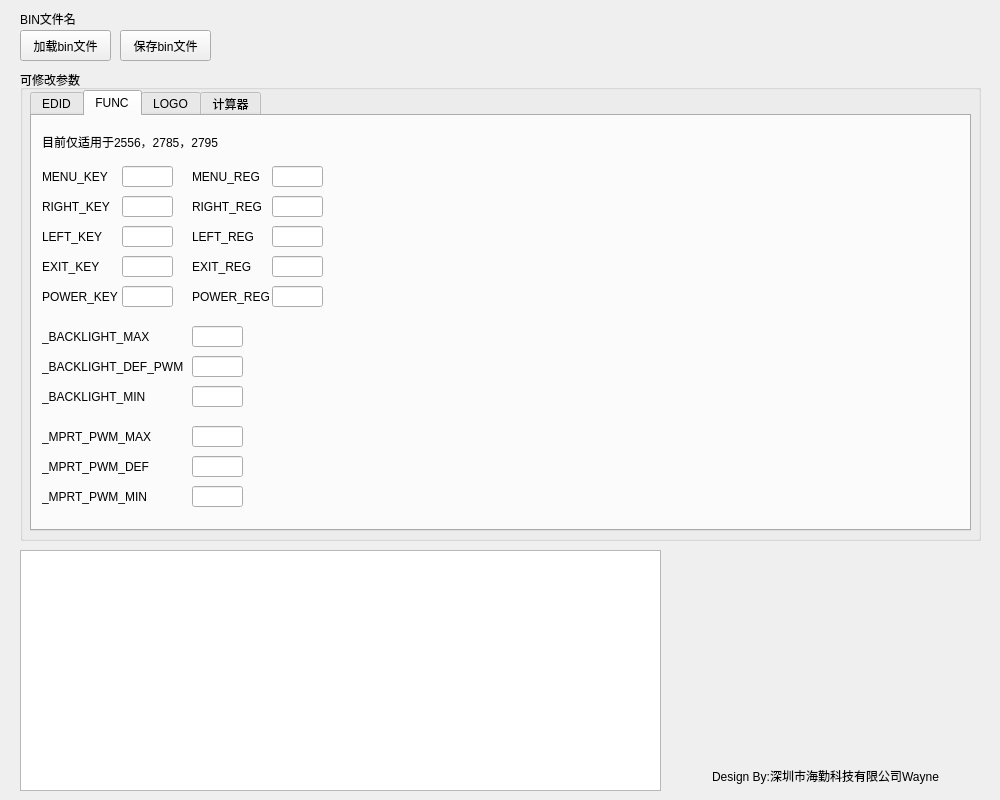
Old version of the form hk_bin_tool.ui in the repository wayneso/HK_BIN_TOOL.
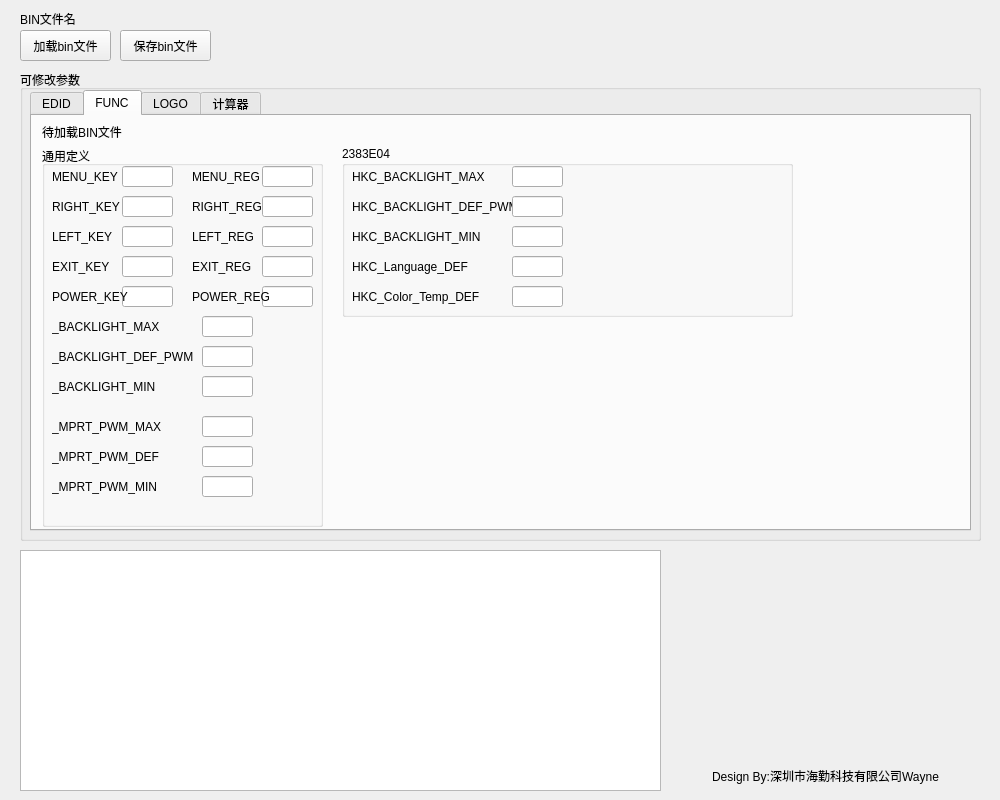
New version of the form. The open tabs and pages were chosen to show the change.

The edit to the form file:
```diff
--- a/hk_bin_tool.ui
+++ b/hk_bin_tool.ui
@@ -629,32 +629,294 @@
       <property name="geometry">
        <rect>
         <x>10</x>
-        <y>10</y>
+        <y>0</y>
         <width>911</width>
         <height>31</height>
        </rect>
       </property>
       <property name="text">
-       <string>目前仅适用于2556，2785，2795</string>
+       <string>待加载BIN文件</string>
       </property>
      </widget>
-     <widget class="QLabel" name="label_12">
+     <widget class="QGroupBox" name="groupBox_6">
       <property name="geometry">
        <rect>
+        <x>310</x>
+        <y>30</y>
+        <width>451</width>
+        <height>171</height>
+       </rect>
+      </property>
+      <property name="title">
+       <string>2383E04</string>
+      </property>
+      <widget class="QLineEdit" name="HKC_BACKLIGHT_MIN">
+       <property name="geometry">
+        <rect>
+         <x>170</x>
+         <y>80</y>
+         <width>51</width>
+         <height>21</height>
+        </rect>
+       </property>
+      </widget>
+      <widget class="QLabel" name="label_52">
+       <property name="geometry">
+        <rect>
         <x>10</x>
         <y>50</y>
+         <width>161</width>
+         <height>21</height>
+        </rect>
+       </property>
+       <property name="text">
+        <string>HKC_BACKLIGHT_DEF_PWM</string>
+       </property>
+      </widget>
+      <widget class="QLabel" name="label_39">
+       <property name="geometry">
+        <rect>
+         <x>10</x>
+         <y>20</y>
+         <width>141</width>
+         <height>21</height>
+        </rect>
+       </property>
+       <property name="text">
+        <string>HKC_BACKLIGHT_MAX</string>
+       </property>
+      </widget>
+      <widget class="QLineEdit" name="HKC_BACKLIGHT_MAX">
+       <property name="geometry">
+        <rect>
+         <x>170</x>
+         <y>20</y>
+         <width>51</width>
+         <height>21</height>
+        </rect>
+       </property>
+      </widget>
+      <widget class="QLabel" name="label_51">
+       <property name="geometry">
+        <rect>
+         <x>10</x>
+         <y>80</y>
+         <width>141</width>
+         <height>21</height>
+        </rect>
+       </property>
+       <property name="text">
+        <string>HKC_BACKLIGHT_MIN</string>
+       </property>
+      </widget>
+      <widget class="QLineEdit" name="HKC_BACKLIGHT_DEF_PWM">
+       <property name="geometry">
+        <rect>
+         <x>170</x>
+         <y>50</y>
+         <width>51</width>
+         <height>21</height>
+        </rect>
+       </property>
+      </widget>
+      <widget class="QLabel" name="label_53">
+       <property name="geometry">
+        <rect>
+         <x>10</x>
+         <y>110</y>
+         <width>141</width>
+         <height>21</height>
+        </rect>
+       </property>
+       <property name="text">
+        <string>HKC_Language_DEF</string>
+       </property>
+      </widget>
+      <widget class="QLineEdit" name="HKC_Language_DEF">
+       <property name="geometry">
+        <rect>
+         <x>170</x>
+         <y>110</y>
+         <width>51</width>
+         <height>21</height>
+        </rect>
+       </property>
+      </widget>
+      <widget class="QLabel" name="label_54">
+       <property name="geometry">
+        <rect>
+         <x>10</x>
+         <y>140</y>
+         <width>141</width>
+         <height>21</height>
+        </rect>
+       </property>
+       <property name="text">
+        <string>HKC_Color_Temp_DEF</string>
+       </property>
+      </widget>
+      <widget class="QLineEdit" name="HKC_Color_Temp_DEF">
+       <property name="geometry">
+        <rect>
+         <x>170</x>
+         <y>140</y>
+         <width>51</width>
+         <height>21</height>
+        </rect>
+       </property>
+      </widget>
+     </widget>
+     <widget class="QGroupBox" name="groupBox_7">
+      <property name="geometry">
+       <rect>
+        <x>10</x>
+        <y>30</y>
+        <width>281</width>
+        <height>381</height>
+       </rect>
+      </property>
+      <property name="title">
+       <string>通用定义</string>
+      </property>
+      <widget class="QLineEdit" name="POWER_KEY">
+       <property name="geometry">
+        <rect>
+         <x>80</x>
+         <y>140</y>
+         <width>51</width>
+         <height>21</height>
+        </rect>
+       </property>
+      </widget>
+      <widget class="QLineEdit" name="EXIT_KEY">
+       <property name="geometry">
+        <rect>
+         <x>80</x>
+         <y>110</y>
+         <width>51</width>
+         <height>21</height>
+        </rect>
+       </property>
+      </widget>
+      <widget class="QLabel" name="label_15">
+       <property name="geometry">
+        <rect>
+         <x>10</x>
+         <y>110</y>
         <width>81</width>
         <height>21</height>
        </rect>
       </property>
       <property name="text">
-       <string>MENU_KEY</string>
+        <string>EXIT_KEY</string>
+       </property>
+      </widget>
+      <widget class="QLineEdit" name="POWER_REG">
+       <property name="geometry">
+        <rect>
+         <x>220</x>
+         <y>140</y>
+         <width>51</width>
+         <height>21</height>
+        </rect>
+       </property>
+      </widget>
+      <widget class="QLabel" name="label_20">
+       <property name="geometry">
+        <rect>
+         <x>150</x>
+         <y>50</y>
+         <width>81</width>
+         <height>21</height>
+        </rect>
+       </property>
+       <property name="text">
+        <string>RIGHT_REG</string>
       </property>
      </widget>
      <widget class="QLineEdit" name="MENU_KEY">
       <property name="geometry">
        <rect>
-        <x>90</x>
+         <x>80</x>
+         <y>20</y>
+         <width>51</width>
+         <height>21</height>
+        </rect>
+       </property>
+      </widget>
+      <widget class="QLineEdit" name="EXIT_REG">
+       <property name="geometry">
+        <rect>
+         <x>220</x>
+         <y>110</y>
+         <width>51</width>
+         <height>21</height>
+        </rect>
+       </property>
+      </widget>
+      <widget class="QLabel" name="label_21">
+       <property name="geometry">
+        <rect>
+         <x>150</x>
+         <y>80</y>
+         <width>81</width>
+         <height>21</height>
+        </rect>
+       </property>
+       <property name="text">
+        <string>LEFT_REG</string>
+       </property>
+      </widget>
+      <widget class="QLineEdit" name="RIGHT_KEY">
+       <property name="geometry">
+        <rect>
+         <x>80</x>
+         <y>50</y>
+         <width>51</width>
+         <height>21</height>
+        </rect>
+       </property>
+      </widget>
+      <widget class="QLabel" name="label_19">
+       <property name="geometry">
+        <rect>
+         <x>150</x>
+         <y>140</y>
+         <width>81</width>
+         <height>21</height>
+        </rect>
+       </property>
+       <property name="text">
+        <string>POWER_REG</string>
+       </property>
+      </widget>
+      <widget class="QLineEdit" name="LEFT_REG">
+       <property name="geometry">
+        <rect>
+         <x>220</x>
+         <y>80</y>
+         <width>51</width>
+         <height>21</height>
+        </rect>
+       </property>
+      </widget>
+      <widget class="QLabel" name="label_18">
+       <property name="geometry">
+        <rect>
+         <x>150</x>
+         <y>110</y>
+         <width>81</width>
+         <height>21</height>
+        </rect>
+       </property>
+       <property name="text">
+        <string>EXIT_REG</string>
+       </property>
+      </widget>
+      <widget class="QLineEdit" name="RIGHT_REG">
+       <property name="geometry">
+        <rect>
+         <x>220</x>
         <y>50</y>
         <width>51</width>
         <height>21</height>
@@ -665,7 +927,7 @@
       <property name="geometry">
        <rect>
         <x>10</x>
-        <y>80</y>
+         <y>50</y>
         <width>81</width>
         <height>21</height>
        </rect>
@@ -674,11 +936,11 @@
        <string>RIGHT_KEY</string>
       </property>
      </widget>
-     <widget class="QLineEdit" name="RIGHT_KEY">
+      <widget class="QLineEdit" name="MENU_REG">
       <property name="geometry">
        <rect>
-        <x>90</x>
-        <y>80</y>
+         <x>220</x>
+         <y>20</y>
         <width>51</width>
         <height>21</height>
        </rect>
@@ -688,7 +950,7 @@
       <property name="geometry">
        <rect>
         <x>10</x>
-        <y>110</y>
+         <y>80</y>
         <width>81</width>
         <height>21</height>
        </rect>
@@ -697,44 +959,11 @@
        <string>LEFT_KEY</string>
       </property>
      </widget>
-     <widget class="QLineEdit" name="LEFT_KEY">
-      <property name="geometry">
-       <rect>
-        <x>90</x>
-        <y>110</y>
-        <width>51</width>
-        <height>21</height>
-       </rect>
-      </property>
-     </widget>
-     <widget class="QLabel" name="label_15">
-      <property name="geometry">
-       <rect>
-        <x>10</x>
-        <y>140</y>
-        <width>81</width>
-        <height>21</height>
-       </rect>
-      </property>
-      <property name="text">
-       <string>EXIT_KEY</string>
-      </property>
-     </widget>
-     <widget class="QLineEdit" name="EXIT_KEY">
-      <property name="geometry">
-       <rect>
-        <x>90</x>
-        <y>140</y>
-        <width>51</width>
-        <height>21</height>
-       </rect>
-      </property>
-     </widget>
      <widget class="QLabel" name="label_16">
       <property name="geometry">
        <rect>
         <x>10</x>
-        <y>170</y>
+         <y>140</y>
         <width>81</width>
         <height>21</height>
        </rect>
@@ -743,31 +972,34 @@
        <string>POWER_KEY</string>
       </property>
      </widget>
-     <widget class="QLineEdit" name="POWER_KEY">
+      <widget class="QLineEdit" name="LEFT_KEY">
       <property name="geometry">
        <rect>
-        <x>90</x>
-        <y>170</y>
-        <width>51</width>
-        <height>21</height>
-       </rect>
-      </property>
-     </widget>
-     <widget class="QLineEdit" name="RIGHT_REG">
-      <property name="geometry">
-       <rect>
-        <x>240</x>
+         <x>80</x>
         <y>80</y>
         <width>51</width>
         <height>21</height>
        </rect>
       </property>
      </widget>
+      <widget class="QLabel" name="label_12">
+       <property name="geometry">
+        <rect>
+         <x>10</x>
+         <y>20</y>
+         <width>81</width>
+         <height>21</height>
+        </rect>
+       </property>
+       <property name="text">
+        <string>MENU_KEY</string>
+       </property>
+      </widget>
      <widget class="QLabel" name="label_17">
       <property name="geometry">
        <rect>
-        <x>160</x>
-        <y>50</y>
+         <x>150</x>
+         <y>20</y>
         <width>81</width>
         <height>21</height>
        </rect>
@@ -776,103 +1008,11 @@
        <string>MENU_REG</string>
       </property>
      </widget>
-     <widget class="QLineEdit" name="MENU_REG">
-      <property name="geometry">
-       <rect>
-        <x>240</x>
-        <y>50</y>
-        <width>51</width>
-        <height>21</height>
-       </rect>
-      </property>
-     </widget>
-     <widget class="QLineEdit" name="POWER_REG">
-      <property name="geometry">
-       <rect>
-        <x>240</x>
-        <y>170</y>
-        <width>51</width>
-        <height>21</height>
-       </rect>
-      </property>
-     </widget>
-     <widget class="QLabel" name="label_18">
-      <property name="geometry">
-       <rect>
-        <x>160</x>
-        <y>140</y>
-        <width>81</width>
-        <height>21</height>
-       </rect>
-      </property>
-      <property name="text">
-       <string>EXIT_REG</string>
-      </property>
-     </widget>
-     <widget class="QLabel" name="label_19">
-      <property name="geometry">
-       <rect>
-        <x>160</x>
-        <y>170</y>
-        <width>81</width>
-        <height>21</height>
-       </rect>
-      </property>
-      <property name="text">
-       <string>POWER_REG</string>
-      </property>
-     </widget>
-     <widget class="QLineEdit" name="EXIT_REG">
-      <property name="geometry">
-       <rect>
-        <x>240</x>
-        <y>140</y>
-        <width>51</width>
-        <height>21</height>
-       </rect>
-      </property>
-     </widget>
-     <widget class="QLabel" name="label_20">
-      <property name="geometry">
-       <rect>
-        <x>160</x>
-        <y>80</y>
-        <width>81</width>
-        <height>21</height>
-       </rect>
-      </property>
-      <property name="text">
-       <string>RIGHT_REG</string>
-      </property>
-     </widget>
-     <widget class="QLineEdit" name="LEFT_REG">
-      <property name="geometry">
-       <rect>
-        <x>240</x>
-        <y>110</y>
-        <width>51</width>
-        <height>21</height>
-       </rect>
-      </property>
-     </widget>
-     <widget class="QLabel" name="label_21">
-      <property name="geometry">
-       <rect>
-        <x>160</x>
-        <y>110</y>
-        <width>81</width>
-        <height>21</height>
-       </rect>
-      </property>
-      <property name="text">
-       <string>LEFT_REG</string>
-      </property>
-     </widget>
      <widget class="QLabel" name="label_22">
       <property name="geometry">
        <rect>
         <x>10</x>
-        <y>210</y>
+         <y>170</y>
         <width>141</width>
         <height>21</height>
        </rect>
@@ -881,53 +1021,7 @@
        <string>_BACKLIGHT_MAX</string>
       </property>
      </widget>
-     <widget class="QLabel" name="label_23">
-      <property name="geometry">
-       <rect>
-        <x>10</x>
-        <y>240</y>
-        <width>141</width>
-        <height>21</height>
-       </rect>
-      </property>
-      <property name="text">
-       <string>_BACKLIGHT_DEF_PWM</string>
-      </property>
-     </widget>
-     <widget class="QLabel" name="label_24">
-      <property name="geometry">
-       <rect>
-        <x>10</x>
-        <y>270</y>
-        <width>141</width>
-        <height>21</height>
-       </rect>
-      </property>
-      <property name="text">
-       <string>_BACKLIGHT_MIN</string>
-      </property>
-     </widget>
-     <widget class="QLineEdit" name="_BACKLIGHT_DEF_PWM">
-      <property name="geometry">
-       <rect>
-        <x>160</x>
-        <y>240</y>
-        <width>51</width>
-        <height>21</height>
-       </rect>
-      </property>
-     </widget>
-     <widget class="QLineEdit" name="_BACKLIGHT_MAX">
-      <property name="geometry">
-       <rect>
-        <x>160</x>
-        <y>210</y>
-        <width>51</width>
-        <height>21</height>
-       </rect>
-      </property>
-     </widget>
-     <widget class="QLineEdit" name="_BACKLIGHT_MIN">
+      <widget class="QLineEdit" name="_MPRT_PWM_MAX">
       <property name="geometry">
        <rect>
         <x>160</x>
@@ -941,7 +1035,7 @@
       <property name="geometry">
        <rect>
         <x>160</x>
-        <y>340</y>
+         <y>300</y>
         <width>51</width>
         <height>21</height>
        </rect>
@@ -951,7 +1045,7 @@
       <property name="geometry">
        <rect>
         <x>10</x>
-        <y>310</y>
+         <y>270</y>
         <width>141</width>
         <height>21</height>
        </rect>
@@ -960,31 +1054,24 @@
        <string>_MPRT_PWM_MAX</string>
       </property>
      </widget>
-     <widget class="QLineEdit" name="_MPRT_PWM_MIN">
+      <widget class="QLabel" name="label_24">
       <property name="geometry">
        <rect>
-        <x>160</x>
-        <y>370</y>
-        <width>51</width>
+         <x>10</x>
+         <y>230</y>
+         <width>141</width>
         <height>21</height>
        </rect>
       </property>
-     </widget>
-     <widget class="QLineEdit" name="_MPRT_PWM_MAX">
-      <property name="geometry">
-       <rect>
-        <x>160</x>
-        <y>310</y>
-        <width>51</width>
-        <height>21</height>
-       </rect>
+       <property name="text">
+        <string>_BACKLIGHT_MIN</string>
       </property>
      </widget>
      <widget class="QLabel" name="label_26">
       <property name="geometry">
        <rect>
         <x>10</x>
-        <y>370</y>
+         <y>330</y>
         <width>141</width>
         <height>21</height>
        </rect>
@@ -993,11 +1080,34 @@
        <string>_MPRT_PWM_MIN</string>
       </property>
      </widget>
+      <widget class="QLabel" name="label_23">
+       <property name="geometry">
+        <rect>
+         <x>10</x>
+         <y>200</y>
+         <width>141</width>
+         <height>21</height>
+        </rect>
+       </property>
+       <property name="text">
+        <string>_BACKLIGHT_DEF_PWM</string>
+       </property>
+      </widget>
+      <widget class="QLineEdit" name="_MPRT_PWM_MIN">
+       <property name="geometry">
+        <rect>
+         <x>160</x>
+         <y>330</y>
+         <width>51</width>
+         <height>21</height>
+        </rect>
+       </property>
+      </widget>
      <widget class="QLabel" name="label_27">
       <property name="geometry">
        <rect>
         <x>10</x>
-        <y>340</y>
+         <y>300</y>
         <width>141</width>
         <height>21</height>
        </rect>
@@ -1006,6 +1116,37 @@
        <string>_MPRT_PWM_DEF</string>
       </property>
      </widget>
+      <widget class="QLineEdit" name="_BACKLIGHT_DEF_PWM">
+       <property name="geometry">
+        <rect>
+         <x>160</x>
+         <y>200</y>
+         <width>51</width>
+         <height>21</height>
+        </rect>
+       </property>
+      </widget>
+      <widget class="QLineEdit" name="_BACKLIGHT_MAX">
+       <property name="geometry">
+        <rect>
+         <x>160</x>
+         <y>170</y>
+         <width>51</width>
+         <height>21</height>
+        </rect>
+       </property>
+      </widget>
+      <widget class="QLineEdit" name="_BACKLIGHT_MIN">
+       <property name="geometry">
+        <rect>
+         <x>160</x>
+         <y>230</y>
+         <width>51</width>
+         <height>21</height>
+        </rect>
+       </property>
+      </widget>
+     </widget>
     </widget>
     <widget class="QWidget" name="tab_2">
      <attribute name="title">
```
Left out of the diff: 129 changed lines with no effect on the pictures. Lines whose indentation alone changed are shown as unchanged.
